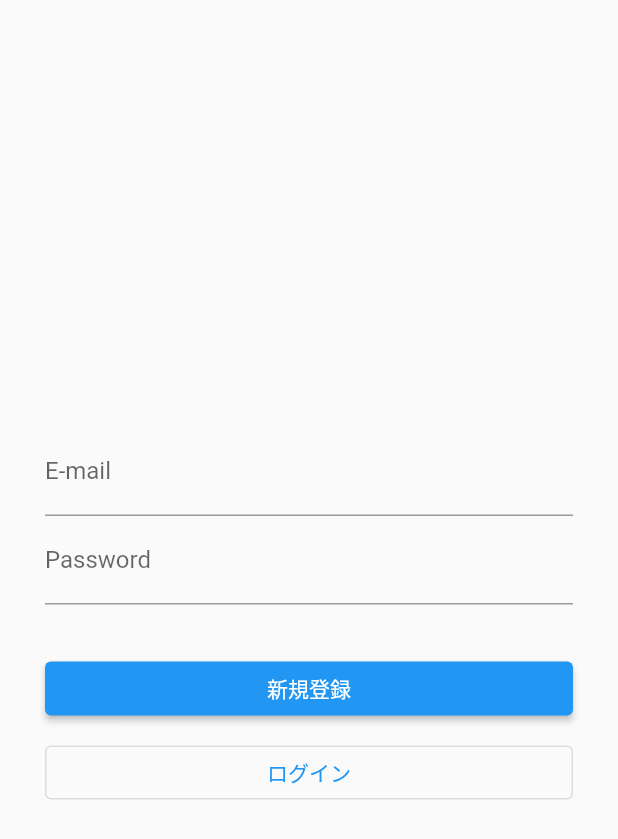
After one commit to Ta23ka98/expressive_writing, a Flutter app: the screen it shows after launch, on a phone screen of 412 x 824 dp. The commit adds this screen. Shown: the top 839 px of the screen. Run offline on Flutter 3.47's test engine with Material 2 defaults, Android fonts, the phone set to English and light mode, and no system bars; our stand-ins replace cloud_firestore, firebase_auth, firebase_core, freezed_annotation, hooks_riverpod, table_calendar; accounts and stored records are empty.

Commit message:
add: Add FirstPage

```diff
--- a/lib/main.dart
+++ b/lib/main.dart
@@ -1,4 +1,5 @@
 import 'package:expressive_writing/firebase_options.dart';
+import 'package:expressive_writing/presentation/first_page/firstpage.dart';
 import 'package:expressive_writing/presentation/navigation_page/navigation_page.dart';
 import 'package:flutter/material.dart';
 import 'package:firebase_core/firebase_core.dart';
@@ -19,7 +20,7 @@ class MyApp extends StatelessWidget {
       theme: ThemeData(
         primarySwatch: Colors.blue,
       ),
-      home: const NavigationPage(),
+      home: const FirstPage(),
     );
   }
 }
--- /dev/null
+++ b/lib/presentation/first_page/firstpage.dart
@@ -0,0 +1,139 @@
+//import 'package:expressive_diary/Screens/frame_widget.dart';
+//import 'package:expressive_diary/Screens/main.dart';
+import 'package:expressive_writing/presentation/navigation_page/navigation_page.dart';
+import 'package:flutter/material.dart';
+import 'package:firebase_auth/firebase_auth.dart';
+import 'package:cloud_firestore/cloud_firestore.dart';
+
+class FirstPage extends StatefulWidget {
+  const FirstPage({Key? key}) : super(key: key);
+
+  @override
+  State<FirstPage> createState() => _FirstPageState();
+}
+
+class _FirstPageState extends State<FirstPage> {
+  final FirebaseAuth auth = FirebaseAuth.instance;
+  String userEmail = "";
+  String userPassword = "";
+  String infoText = "";
+
+  @override
+  void initState() {
+    super.initState();
+  }
+
+  Future<void> SignUp() async {
+    try {
+      final UserCredential result = await auth.createUserWithEmailAndPassword(
+        email: userEmail,
+        password: userPassword,
+      );
+
+      late final userID = FirebaseAuth.instance.currentUser?.uid;
+
+      final CollectionReference userCollection =
+          FirebaseFirestore.instance.collection('Users');
+      userCollection
+          .doc(userID)
+          .set({
+            'name': "ゲスト",
+            'userLevel': 1,
+            'diaryNumbers': 0,
+            'diaryLetters': 0,
+            'lettersUntilNextLevel': 5,
+          })
+          .then(
+            (value) => print("User Added!!!"),
+          )
+          .catchError(
+            (error) => print("Failed to add user...: $error"),
+          );
+
+      await Navigator.of(context).pushReplacement(
+        MaterialPageRoute(
+          builder: (context) {
+            return const NavigationPage();
+          },
+        ),
+      );
+    } catch (e) {
+      setState(() {
+        infoText = "登録失敗：${e.toString()}";
+      });
+    }
+  }
+
+  Future<void> Login() async {
+    try {
+      final UserCredential result = await auth.signInWithEmailAndPassword(
+        email: userEmail,
+        password: userPassword,
+      );
+      //final User user = result.user!;
+      await Navigator.of(context).pushReplacement(
+        MaterialPageRoute(
+          builder: (context) {
+            return const NavigationPage();
+          },
+        ),
+      );
+    } catch (e) {
+      setState(() {
+        infoText = "ログイン失敗：${e.toString()}";
+      });
+    }
+  }
+
+  @override
+  Widget build(BuildContext context) {
+    return Scaffold(
+      body: Center(
+        child: Container(
+          padding: const EdgeInsets.all(30),
+          child: Column(
+            mainAxisAlignment: MainAxisAlignment.center,
+            children: [
+              TextFormField(
+                decoration: const InputDecoration(labelText: "E-mail"),
+                onChanged: (String value) {
+                  setState(() {
+                    userEmail = value;
+                  });
+                },
+              ),
+              TextFormField(
+                obscureText: true,
+                decoration: const InputDecoration(labelText: "Password"),
+                onChanged: (String value) {
+                  setState(() {
+                    userPassword = value;
+                  });
+                },
+              ),
+              Container(
+                padding: const EdgeInsets.all(8),
+                child: Text(infoText),
+              ),
+              SizedBox(
+                width: double.infinity,
+                child: ElevatedButton(
+                  onPressed: SignUp,
+                  child: const Text("新規登録"),
+                ),
+              ),
+              const SizedBox(height: 8),
+              SizedBox(
+                width: double.infinity,
+                child: OutlinedButton(
+                  onPressed: Login,
+                  child: const Text("ログイン"),
+                ),
+              ),
+            ],
+          ),
+        ),
+      ),
+    );
+  }
+}
```
